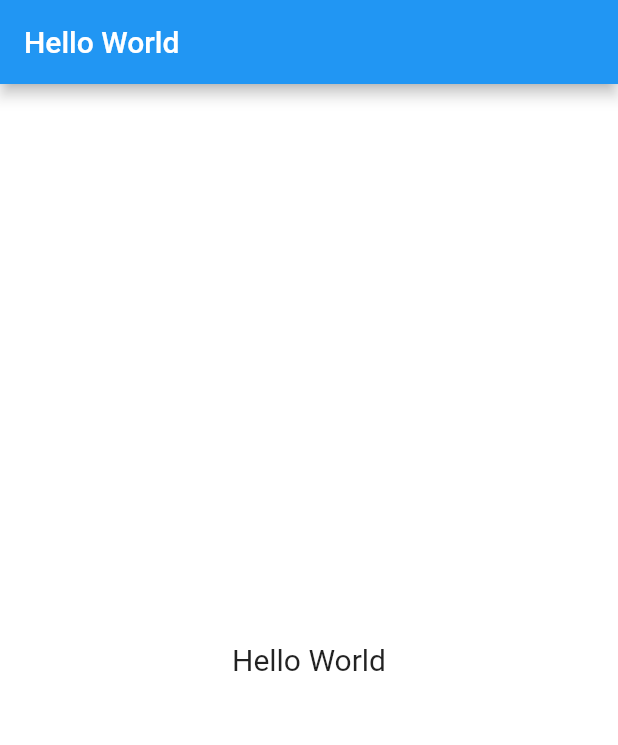
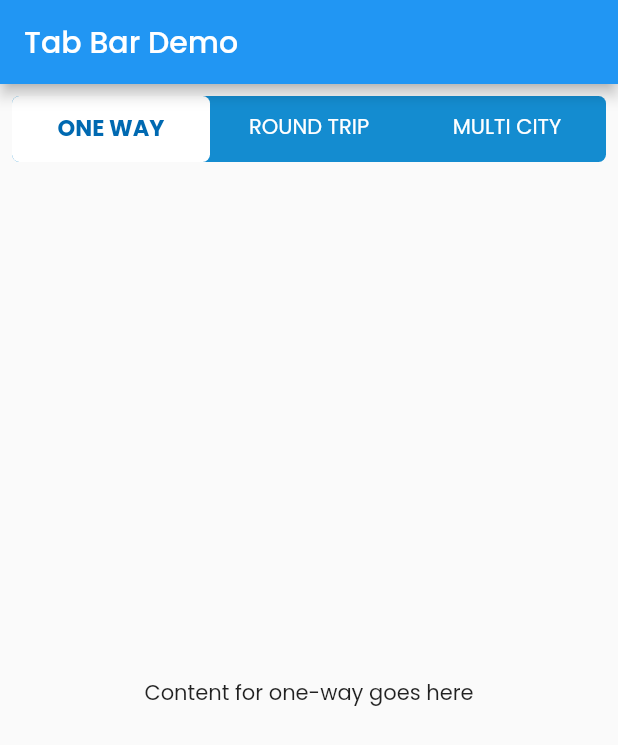
Before and after one commit to tamal-sen/flutter-practice, a Flutter app: the screen it shows after launch, on a phone screen of 412 x 824 dp. Shown: the top 745 px of the screen. Run offline on Flutter 3.47's test engine with Material 2 defaults, Android fonts, the phone set to English and light mode, and no system bars.

Commit message:
added: tab bar example

```diff
--- a/lib/main.dart
+++ b/lib/main.dart
@@ -1,4 +1,5 @@
 import 'package:flutter/material.dart';
+import 'package:flutter_practice/usecases/widgets/trip_type_tabbar.dart';
 
 void main() {
   runApp(MyApp());
@@ -12,6 +13,7 @@ class MyApp extends StatelessWidget {
       debugShowCheckedModeBanner: false,
       title: 'Flutter Practice',
       theme: ThemeData(
+        fontFamily: 'Poppins',
         primarySwatch: Colors.blue,
         visualDensity: VisualDensity.adaptivePlatformDensity,
       ),
@@ -24,17 +26,11 @@ class HelloWorld extends StatelessWidget {
   @override
   Widget build(BuildContext context) {
     return Scaffold(
-      appBar: AppBar(
-        title: Text('Hello World'),
-      ),
-      body: Container(
-        color: Colors.white,
-        alignment: Alignment.center,
-        child: Center(
-            child: Text(
-          'Hello World',
-          style: TextStyle(fontSize: 20),
-        )),
+      appBar: AppBar(title:
+      Text('Tab Bar Demo'),),
+      body: Padding(
+        padding: const EdgeInsets.all(8.0),
+        child: TripTypeTabBar(),
       ),
     );
   }
--- /dev/null
+++ b/lib/usecases/widgets/trip_type_tabbar.dart
@@ -0,0 +1,102 @@
+import 'package:flutter/material.dart';
+
+class TripTypeTabBar extends StatelessWidget {
+  final int index;
+
+  const TripTypeTabBar({this.index});
+
+  @override
+  Widget build(BuildContext context) {
+    return DefaultTabController(
+      length: 3,
+      initialIndex: index ?? 0,
+      child: Column(
+        children: [
+          Container(
+            constraints: BoxConstraints(maxHeight: 44.0),
+            child: Material(
+              borderRadius: BorderRadius.circular(5),
+              color: Color(0xff148cd0),
+              child: TabBar(
+                labelColor: Color(0xff0069b1),
+                unselectedLabelColor: Colors.white,
+                unselectedLabelStyle: TextStyle(
+                  // fontSize: 16,
+                  fontWeight: FontWeight.normal,
+                  fontFamily: 'Poppins',
+                ),
+                indicator: BoxDecoration(
+                    borderRadius: BorderRadius.circular(5),
+                    color: Colors.white),
+                labelStyle: TextStyle(
+                    fontSize: 15,
+                    fontWeight: FontWeight.bold,
+                    fontFamily: 'Poppins'),
+                tabs: [
+                  Tab(text: 'ONE WAY'),
+                  // Tab(child: Row(mainAxisAlignment: MainAxisAlignment.center,children: [Text('DAC'), Icon(Icons.airplanemode_on),Text('LHR')],),),
+                  Tab(text: 'ROUND TRIP'),
+                  Tab(text: 'MULTI CITY'),
+                ],
+              ),
+            ),
+          ),
+          Expanded(
+            child: TabBarView(
+              children: [
+                Center(
+                  child: Text("Content for one-way goes here"),
+                ),
+                Center(
+                  child: Text("Content for round trip goes here"),
+                ),
+                Center(
+                  child: Text("Content for multi city goes here"),
+                ),
+              ],
+            ),
+          ),
+        ],
+      ),
+    );
+  }
+}
+
+// class TripTypeTabBar extends StatelessWidget {
+//   @override
+//   Widget build(BuildContext context) {
+//     return DefaultTabController(
+//       length: 3,
+//       child: Scaffold(
+//         appBar:  TabBar(
+//             labelColor: Colors.blue,
+//             unselectedLabelColor: Colors.white,
+//             unselectedLabelStyle: TextStyle(
+//               // fontSize: 16,
+//               fontWeight: FontWeight.normal,
+//             ),
+//             indicator: BoxDecoration(
+//                 borderRadius: BorderRadius.circular(5), color: Colors.white),
+//             labelStyle: TextStyle(
+//               fontSize: 16,
+//               fontWeight: FontWeight.bold,
+
+//             ),
+//             tabs: [
+//               Tab(text: 'ONE WAY'),
+//               Tab(text: 'ROUND TRIP'),
+//               Tab(text: 'MULTI CITY'),
+//             ],
+
+//         ),
+//         body: TabBarView(
+//           children: [
+//             Icon(Icons.directions_car),
+//             Icon(Icons.directions_transit),
+//             Icon(Icons.directions_bike),
+//           ],
+//         ),
+//       ),
+//     );
+//   }
+// }
```
Also changed, not shown: lib/widgets/material_components/scaffold.dart (added, +22 -0 lines), lib/widgets/material_components/tabbar.dart (added, +59 -0 lines).
